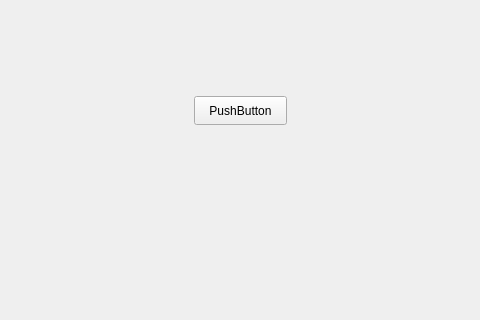
Old version of the form MonsterFactory/mainwindow.ui in the repository arty4325/IC2001-MonsterFactory; both pictures show x 406 to 886 and y 144 to 464 of the 1366 by 768 pixel window.
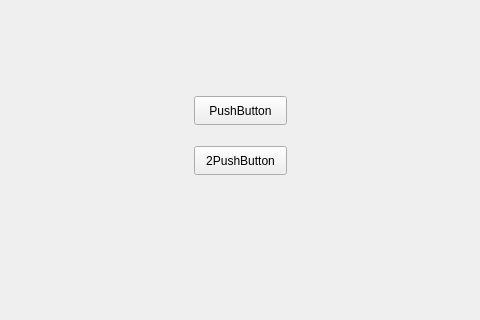
New version of the form.

Patch:
```diff
--- a/MonsterFactory/mainwindow.ui
+++ b/MonsterFactory/mainwindow.ui
@@ -27,6 +27,19 @@
      <string>PushButton</string>
     </property>
    </widget>
+   <widget class="QPushButton" name="pushButton">
+    <property name="geometry">
+     <rect>
+      <x>600</x>
+      <y>290</y>
+      <width>93</width>
+      <height>29</height>
+     </rect>
+    </property>
+    <property name="text">
+     <string>2PushButton</string>
+    </property>
+   </widget>
   </widget>
   <widget class="QMenuBar" name="menubar">
    <property name="geometry">
```
